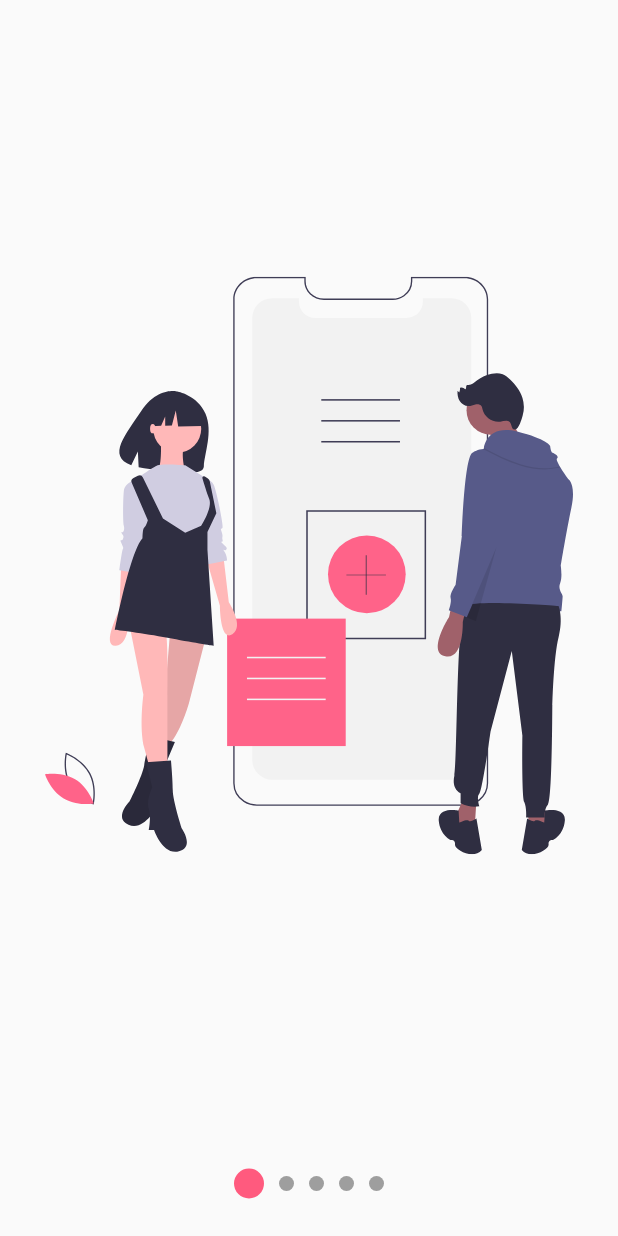
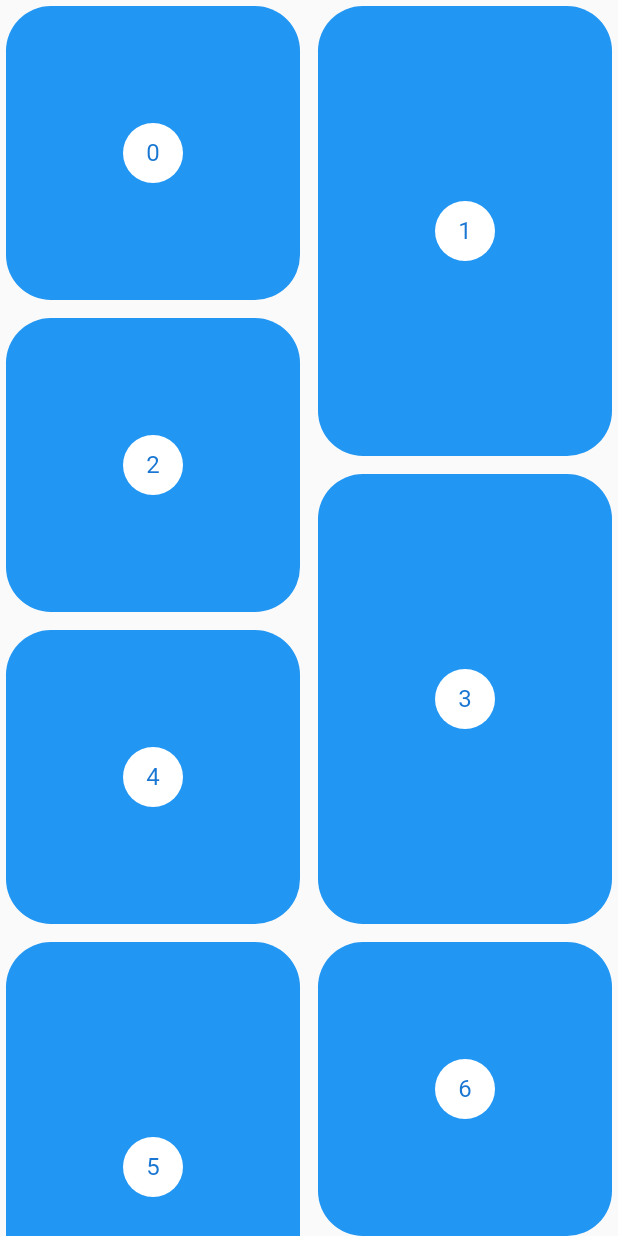
Before and after one commit to BryanParada/designsAppFM, a Flutter app: the screen it shows after launch, on a phone screen of 412 x 824 dp. Run offline on Flutter 3.47's test engine with Material 2 defaults, Android fonts, the phone set to English and light mode, and no system bars; our stand-ins replace flutter_svg.

Commit message:
FM81 - Initial Project - Pinterest

```diff
--- a/lib/main.dart
+++ b/lib/main.dart
@@ -3,7 +3,8 @@
 //import 'package:designs_backgrounds/src/pages/headers_page.dart';
 //import 'package:designs_backgrounds/src/labs/circular_progress_page.dart';
 //import 'package:designs_backgrounds/src/pages/graphs_circular_page.dart';
-import 'package:designs_backgrounds/src/pages/slideshow_page.dart';
+//import 'package:designs_backgrounds/src/pages/slideshow_page.dart';
+import 'package:designs_backgrounds/src/pages/pinterest_page.dart';
 import 'package:flutter/material.dart';
 
 void main() => runApp(const MyApp());
@@ -16,7 +17,7 @@ class MyApp extends StatelessWidget {
     return MaterialApp(
       debugShowCheckedModeBanner: false,
       title: 'Designs App',
-      home: SlideshowPage()
+      home: PinterestPage()
     );
   }
 }
--- /dev/null
+++ b/lib/src/pages/pinterest_page.dart
@@ -0,0 +1,57 @@
+import 'package:flutter/material.dart';
+import 'package:flutter_staggered_grid_view/flutter_staggered_grid_view.dart';
+
+
+class PinterestPage extends StatelessWidget {
+
+  @override
+  Widget build(BuildContext context) {
+    return Scaffold(
+      body: Center(
+        child: PinterestGrid(),
+     ),
+   );
+  }
+}
+
+
+class PinterestGrid extends StatelessWidget {
+
+  final List<int> items = List.generate(200, (i ) => i);
+
+  @override
+  Widget build(BuildContext context) {
+    return StaggeredGridView.countBuilder(
+        crossAxisCount: 4,
+        itemCount: items.length,
+        itemBuilder: (BuildContext context, int index) => _PinterestItem( index ),
+          staggeredTileBuilder: (int index) =>
+              StaggeredTile.count(2, index.isEven ? 2: 3),
+              mainAxisSpacing: 4.0,
+              crossAxisSpacing: 4.0,
+    );
+  }
+}
+
+class _PinterestItem extends StatelessWidget {
+
+  final int index;
+
+  _PinterestItem(this.index);
+
+  @override
+  Widget build(BuildContext context) {
+    return new Container(
+      margin: EdgeInsets.all(4),
+      decoration: BoxDecoration(
+        color: Colors.blue,
+        borderRadius: BorderRadius.all( Radius.circular(30))
+      ),
+      child: new Center(
+        child: new CircleAvatar(
+          backgroundColor: Colors.white,
+          child: new Text('$index'),
+        ),
+    ));
+  }
+}
--- a/pubspec.yaml
+++ b/pubspec.yaml
@@ -34,6 +34,8 @@ dependencies:
     sdk: flutter
   flutter_svg: ^1.1.6
   provider: ^6.0.5
+  flutter_staggered_grid_view: ^0.4.1
+
 
 dev_dependencies:
   flutter_lints: ^2.0.0
```
Also changed, not shown: pubspec.lock.
